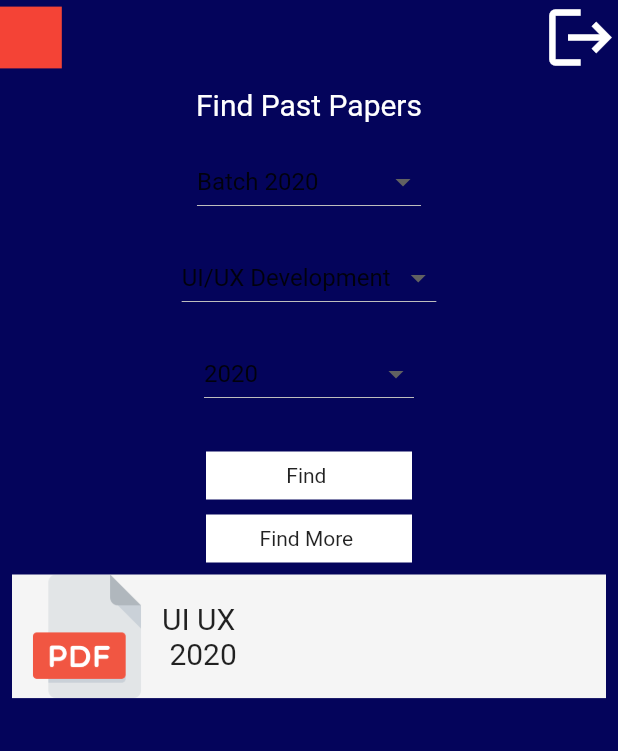
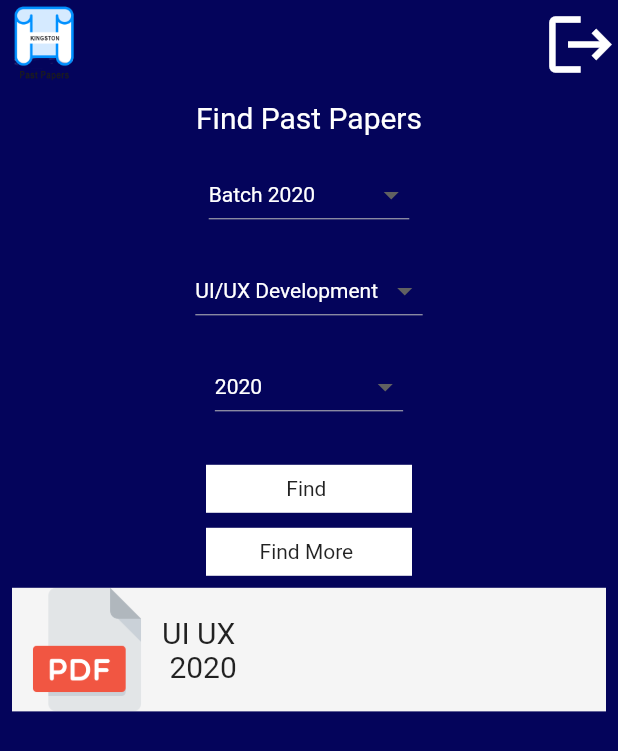
Before and after one commit to thisitha/kingston, a Flutter app: the findPastPapers screen opened directly, on a phone screen of 412 x 824 dp. Shown: the top 751 px of the screen. Run offline on Flutter 3.47's test engine with Material 2 defaults, Android fonts, the phone set to English and light mode, and no system bars; our stand-ins replace cloud_firestore, file_picker, firebase_auth, firebase_core, firebase_storage; missing offline and left inert: syncfusion_flutter_pdfviewer; accounts and stored records are empty.

Commit message:
Font Edited

```diff
--- a/lib/findPastPapers.dart
+++ b/lib/findPastPapers.dart
@@ -55,9 +55,9 @@ class _findPastPapersState extends State<findPastPapers> {
               Row(
                 children: [
                   Container(
-                    width: MediaQuery.of(context).size.width/10,
-                    height:  MediaQuery.of(context).size.width/10,
-                    color: Colors.red,
+                    width: MediaQuery.of(context).size.width/7,
+
+                    child: Image.asset("assets/kingston.png"),
                   ),
                   Spacer(),
                   GestureDetector(
@@ -92,6 +92,7 @@ class _findPastPapersState extends State<findPastPapers> {
                   padding: const EdgeInsets.all(8.0),
                   child: DropdownButton(
                     value: selectedBatch,
+                    style: TextStyle(color:Colors.white),
                     hint: Text("Select Your Batch",
                     style: TextStyle(color:Colors.white)),
                       items: batch,
@@ -105,6 +106,7 @@ class _findPastPapersState extends State<findPastPapers> {
                     padding: const EdgeInsets.all(8.0),
                     child: DropdownButton(
                       value: selectedSubject,
+                      style: TextStyle(color:Colors.white),
                       hint: Text("Select Your Subject",
                       style: TextStyle(color: Colors.white),),
                       items: subject,
@@ -118,6 +120,7 @@ class _findPastPapersState extends State<findPastPapers> {
                     padding: const EdgeInsets.all(8.0),
                     child: DropdownButton(
                       value: selectedYear,
+                      style: TextStyle(color:Colors.white),
                       hint: Text("Select Your Year",
                           style: TextStyle(color: Colors.white)),
                       items: year,
```
